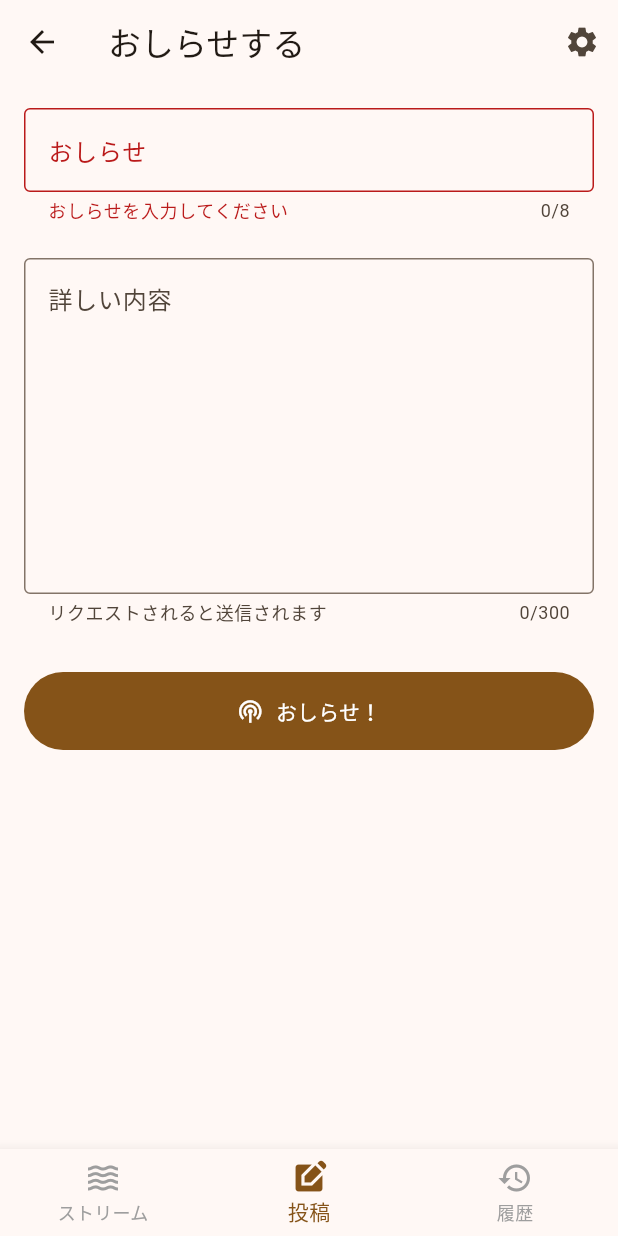
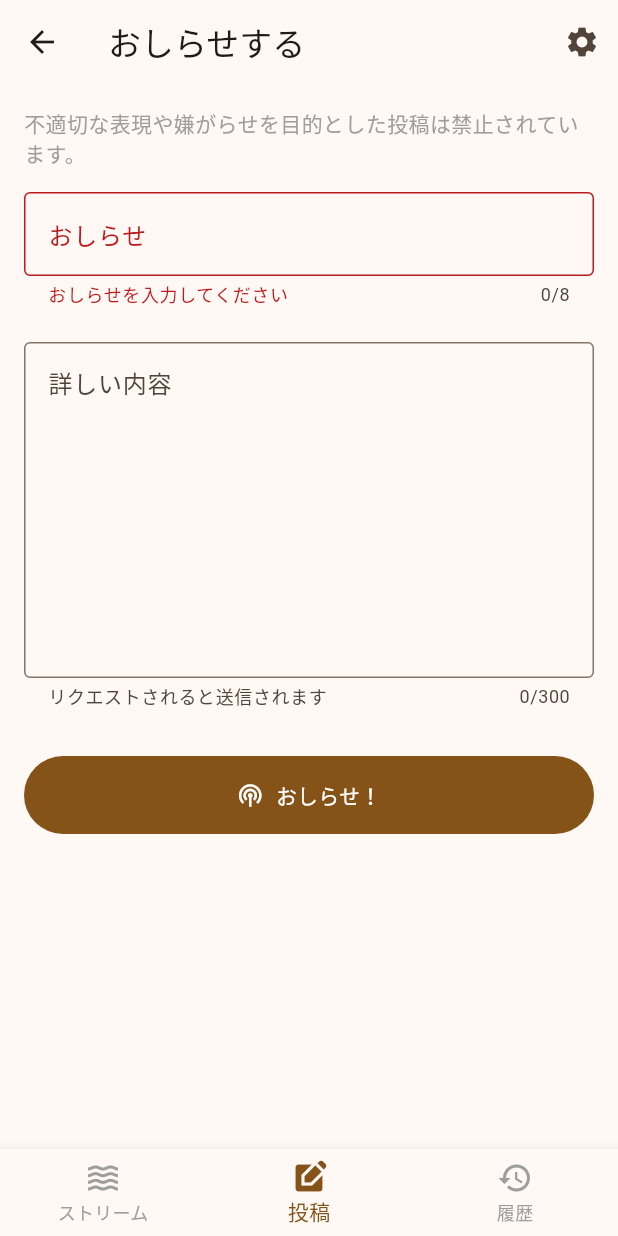
Before and after one commit to kaeruko/bittra, a Flutter app: the ComposeScreen screen opened by its route, after a tap on "おしらせ！", on a phone screen of 412 x 824 dp. Run offline on Flutter 3.47's test engine with Material 3 defaults, Android fonts, the phone set to English and light mode, and no system bars; our stand-ins replace flutter_riverpod, go_router, riverpod_annotation, shared_preferences, sqflite, webview_flutter; accounts and stored records are empty; generated files the repository leaves out were written again.

Commit message:
feat: block clearly inappropriate notices

```diff
--- a/lib/screens/compose_screen.dart
+++ b/lib/screens/compose_screen.dart
@@ -3,6 +3,7 @@ import 'package:flutter_riverpod/flutter_riverpod.dart';
 import 'package:go_router/go_router.dart';
 import '../providers/mock_data_provider.dart';
 import '../providers/sent_notice_history_provider.dart';
+import '../services/content_moderation.dart';
 
 class ComposeScreen extends ConsumerStatefulWidget {
   const ComposeScreen({super.key});
@@ -85,6 +86,11 @@ class _ComposeScreenState extends ConsumerState<ComposeScreen> {
         child: ListView(
           padding: const EdgeInsets.all(16.0),
           children: [
+            const Text(
+              '不適切な表現や嫌がらせを目的とした投稿は禁止されています。',
+              style: TextStyle(color: Colors.grey),
+            ),
+            const SizedBox(height: 16),
             TextFormField(
               controller: _teaserController,
               decoration: const InputDecoration(
@@ -100,7 +106,7 @@ class _ComposeScreenState extends ConsumerState<ComposeScreen> {
                 if (value.length > 8) {
                   return 'おしらせは8文字以内で入力してください';
                 }
-                return null;
+                return ContentModeration.validate(value);
               },
             ),
             const SizedBox(height: 24),
@@ -118,7 +124,7 @@ class _ComposeScreenState extends ConsumerState<ComposeScreen> {
                 if (value != null && value.length > 300) {
                   return '本文は300文字以内で入力してください';
                 }
-                return null;
+                return ContentModeration.validate(value);
               },
             ),
             const SizedBox(height: 32),
```
